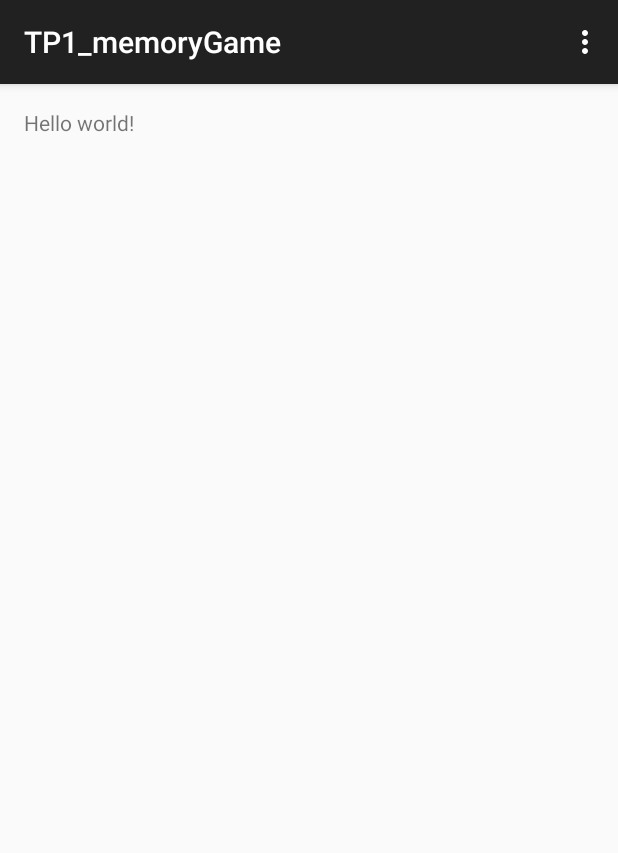
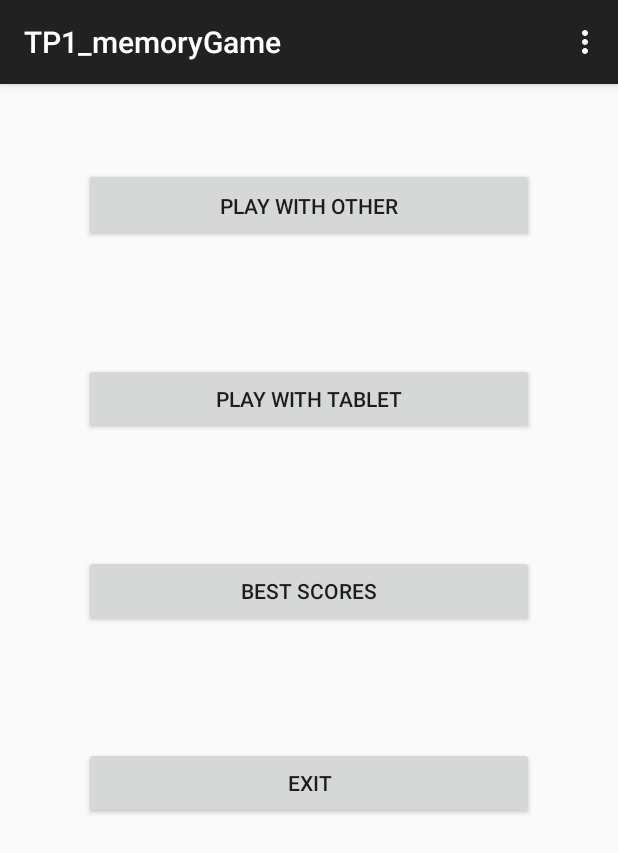
Before and after one commit to ChunxiaZhang/INF8405_TP, an Android app: the screen it shows after launch (MainActivity), on a phone screen of 412 x 824 dp. Shown: the top 853 px of the screen. Run offline under Robolectric (Android 15) with nearby library versions, the phone set to English and light mode, and no system bars.

Commit message:
Added new activities and a class GamePlayer

```diff
--- a/TP1_memoryGame/app/src/main/java/com/memorygame/example/zoe/tp1_memorygame/MainActivity.java
+++ b/TP1_memoryGame/app/src/main/java/com/memorygame/example/zoe/tp1_memorygame/MainActivity.java
@@ -1,17 +1,68 @@
 package com.memorygame.example.zoe.tp1_memorygame;
 
+import android.content.DialogInterface;
+import android.content.Intent;
 import android.support.v7.app.ActionBarActivity;
 import android.os.Bundle;
 import android.view.Menu;
 import android.view.MenuItem;
+import android.view.View;
+import android.widget.Button;
 
 
-public class MainActivity extends ActionBarActivity {
+
+public class MainActivity extends ActionBarActivity{
+
+    Button btnTwoPlayersModel;
+    Button btnPlayWithTablet;
+    Button btnBestScores;
+    Button btnExit;
+    public static boolean isPlayWithTable = false;
 
     @Override
     protected void onCreate(Bundle savedInstanceState) {
         super.onCreate(savedInstanceState);
         setContentView(R.layout.activity_main);
+        btnTwoPlayersModel = (Button) findViewById(R.id.btnTwoPlayers);
+
+        btnTwoPlayersModel.setOnClickListener(new View.OnClickListener() {
+            @Override
+            public void onClick(View v) {
+                isPlayWithTable = false;
+                Intent i = new Intent(MainActivity.this, UserSettingActivity.class);
+                startActivity(i);
+            }
+        });
+
+        btnPlayWithTablet = (Button) findViewById(R.id.btnWithTablet);
+
+        btnPlayWithTablet.setOnClickListener(new View.OnClickListener() {
+            @Override
+            public void onClick(View v) {
+                isPlayWithTable = true;
+                Intent i = new Intent(MainActivity.this, UserSettingActivity.class);
+                startActivity(i);
+            }
+        });
+
+        btnBestScores = (Button) findViewById(R.id.btnScores);
+        btnBestScores.setOnClickListener(new View.OnClickListener() {
+            @Override
+            public void onClick(View v) {
+                Intent i = new Intent(MainActivity.this, ScoresActivity.class);
+
+                startActivity(i);
+            }
+        });
+
+        btnExit = (Button) findViewById(R.id.btnExit);
+        btnExit.setOnClickListener(new View.OnClickListener() {
+            @Override
+            public void onClick(View v) {
+                android.os.Process.killProcess(android.os.Process.myPid());
+                System.exit(1);
+            }
+        });
     }
 
 
--- a/TP1_memoryGame/app/src/main/res/layout/activity_main.xml
+++ b/TP1_memoryGame/app/src/main/res/layout/activity_main.xml
@@ -5,7 +5,46 @@
     android:paddingTop="@dimen/activity_vertical_margin"
     android:paddingBottom="@dimen/activity_vertical_margin" tools:context=".MainActivity">
 
-    <TextView android:text="@string/hello_world" android:layout_width="wrap_content"
-        android:layout_height="wrap_content" />
+
+    <LinearLayout
+        android:orientation="vertical"
+        android:layout_width="fill_parent"
+        android:layout_height="wrap_content"
+        android:layout_alignParentTop="true"
+        android:layout_alignParentLeft="true"
+        android:layout_alignParentStart="true"
+
+        android:layout_centerHorizontal="true"
+        android:gravity="center_horizontal"
+        android:id="@+id/gameBtnLinearLayout">
+
+
+        <Button
+            android:layout_width="match_parent"
+            android:layout_height="50dp"
+            android:id="@+id/btnTwoPlayers"
+            android:text="@string/btnTwoPlayers_text"
+            android:layout_margin="40dp"
+            android:layout_weight="2"
+            />
+        <Button
+            android:layout_width="fill_parent"
+            android:layout_height="wrap_content"
+            android:id="@+id/btnWithTablet"
+            android:layout_margin="40dp"
+            android:text="@string/btnWithTablet_text"/>
+        <Button
+            android:layout_width="fill_parent"
+            android:layout_height="wrap_content"
+            android:id="@+id/btnScores"
+            android:layout_margin="40dp"
+            android:text="@string/btnScores_text"/>
+        <Button
+            android:layout_width="fill_parent"
+            android:layout_height="wrap_content"
+            android:id="@+id/btnExit"
+            android:layout_margin="40dp"
+            android:text="@string/btnExit_text"/>
+        </LinearLayout>
 
 </RelativeLayout>
--- /dev/null
+++ b/TP1_memoryGame/app/src/main/res/layout/scores_list.xml
@@ -0,0 +1,5 @@
+<?xml version="1.0" encoding="utf-8"?>
+<RelativeLayout xmlns:android="http://schemas.android.com/apk/res/android"
+    android:layout_width="match_parent" android:layout_height="match_parent">
+
+</RelativeLayout>
--- a/TP1_memoryGame/app/src/main/res/values/strings.xml
+++ b/TP1_memoryGame/app/src/main/res/values/strings.xml
@@ -4,5 +4,14 @@
     <string name="app_name">TP1_memoryGame</string>
     <string name="hello_world">Hello world!</string>
     <string name="action_settings">Settings</string>
+    <string name="btnTwoPlayers_text">Play with other</string>
+    <string name="btnWithTablet_text">Play with Tablet</string>
+    <string name="btnScores_text">Best scores</string>
+    <string name="btnExit_text">Exit</string>
+    <string name="userNameText1">Name of User1:</string>
+    <string name="userNameText2">Name of User2:</string>
+    <string name="name_text">name</string>
+    <string name="gameStart_text">Start</string>
+    <string name="title_userSettingActivity">Players</string>
 
 </resources>
```
Also changed, not shown: TP1_memoryGame/app/src/main/AndroidManifest.xml (+10 -0 lines), TP1_memoryGame/app/src/main/java/com/memorygame/example/zoe/tp1_memorygame/GamePlayer.java (added, +27 -0 lines), TP1_memoryGame/app/src/main/java/com/memorygame/example/zoe/tp1_memorygame/ScoresActivity.java (added, +10 -0 lines), TP1_memoryGame/app/src/main/java/com/memorygame/example/zoe/tp1_memorygame/UserSettingActivity.java (added, +62 -0 lines), TP1_memoryGame/app/src/main/res/layout/user_setting.xml (added, +63 -0 lines), 2 other files.
